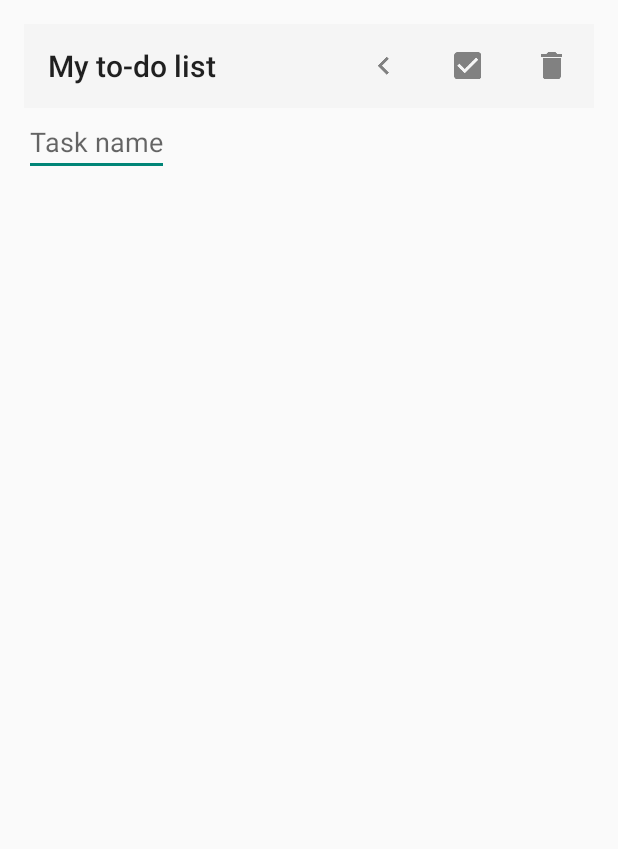
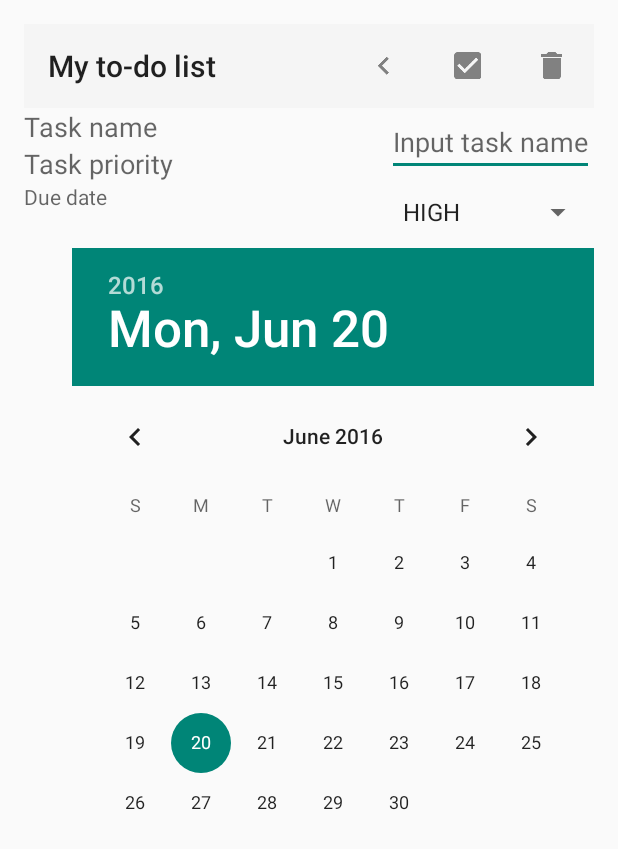
Before and after one commit to Marusya82/Todolist-app-revisited, an Android app: the EditTaskActivity screen opened directly, with no data from a screen before it, on a phone screen of 412 x 824 dp. Shown: the top 849 px of the screen. Run offline under Robolectric (Android 15) with nearby library versions, the phone set to English and light mode, and no system bars; 3 statements that could not run were skipped.

Commit message:
Adding new features

```diff
--- a/app/src/main/java/com/mtanasyuk/justdoit/CustomAlertDialogFragment.java
+++ b/app/src/main/java/com/mtanasyuk/justdoit/CustomAlertDialogFragment.java
@@ -40,7 +40,6 @@ public class CustomAlertDialogFragment extends DialogFragment {
             @Override
             public void onClick(DialogInterface dialog, int which) {
                 listener.onOKButton();
-                // TO-DO: add functionality for delete button
                 dialog.dismiss();
             }
         });
--- a/app/src/main/java/com/mtanasyuk/justdoit/EditTaskActivity.java
+++ b/app/src/main/java/com/mtanasyuk/justdoit/EditTaskActivity.java
@@ -9,13 +9,20 @@ import android.view.Menu;
 import android.view.MenuInflater;
 import android.view.MenuItem;
 import android.view.View;
+import android.widget.ArrayAdapter;
+import android.widget.DatePicker;
 import android.widget.EditText;
+import android.widget.Spinner;
 
 import com.mtanasyuk.justdoit.CustomAlertDialogFragment.CustomAlertListener;
 
 public class EditTaskActivity extends AppCompatActivity implements CustomAlertListener {
 
     EditText etEditTask;
+    Bundle data;
+    Task task;
+    Spinner spinner;
+//    DatePicker datePicker;
 
     @Override
     protected void onCreate(Bundle savedInstanceState) {
@@ -26,11 +33,26 @@ public class EditTaskActivity extends AppCompatActivity implements CustomAlertLi
         Toolbar myToolbar = (Toolbar) findViewById(R.id.my_toolbar);
         setSupportActionBar(myToolbar);
 
-        // get a handle to edit text field
+        // unpack the task
+        data = getIntent().getExtras();
+        task = data.getParcelable("task");
+
+        // get a handle to the fields and set the data
         etEditTask = (EditText) findViewById(R.id.etEditTask);
-        String taskToEdit = getIntent().getStringExtra("taskContent");
-        etEditTask.setText(taskToEdit);
-        etEditTask.setSelection(taskToEdit.length());
+//        datePicker = (DatePicker) findViewById(R.id.datePicker);
+
+        // set the spinner to custom predefined choices
+        spinner = (Spinner) findViewById(R.id.priority_spinner);
+        ArrayAdapter<CharSequence> adapter = ArrayAdapter.createFromResource(this,
+                R.array.priorities_array, android.R.layout.simple_list_item_activated_1);
+        adapter.setDropDownViewResource(android.R.layout.simple_spinner_dropdown_item);
+        spinner.setAdapter(adapter);
+
+        if (etEditTask != null & spinner != null) {
+            etEditTask.setText(task.taskName);
+            etEditTask.setSelection(task.taskName.length());
+//            datePicker.updateDate(task.taskYear, task.taskMonth, task.taskDay);
+        }
     }
 
     public boolean onCreateOptionsMenu(Menu menu) {
@@ -48,12 +70,24 @@ public class EditTaskActivity extends AppCompatActivity implements CustomAlertLi
                 return true;
 
             case R.id.action_save:
-                // save changes, update files
-                // prepare data intent
+                // save changes, prepare data intent
                 Intent data = new Intent();
+                task.taskName = etEditTask.getText().toString();
+                String priority = spinner.getSelectedItem().toString();
+                switch (priority) {
+                    case "HIGH":
+                        task.taskPriority = 0;
+                        break;
+                    case "MEDIUM":
+                        task.taskPriority = 1;
+                        break;
+                    case "LOW":
+                        task.taskPriority = 2;
+                        break;
+                }
                 // pass relevant data back as a result
-                data.putExtra("intent", "edit");
-                data.putExtra("taskEdited", etEditTask.getText().toString());
+                data.putExtra("mode", "edit");
+                data.putExtra("task", task);
                 setResult(RESULT_OK, data);
                 // closes this activity and returns to main activity
                 this.finish();
@@ -79,15 +113,16 @@ public class EditTaskActivity extends AppCompatActivity implements CustomAlertLi
 
     @Override
     public void onOKButton() {
-        // add functionality for delete a task
+        // add functionality to delete a task
         Intent intent = new Intent();
-        intent.putExtra("intent", "delete");
+        intent.putExtra("mode", "delete");
+        intent.putExtra("task", task);
         setResult(RESULT_OK, intent);
         this.finish();
     }
 
     @Override
     public void onCancelButton() {
-        // add functionality for delete a task
+        // empty constructor required to implement interface
     }
 }
--- a/app/src/main/res/layout/activity_edit_task.xml
+++ b/app/src/main/res/layout/activity_edit_task.xml
@@ -2,7 +2,7 @@
 <RelativeLayout xmlns:android="http://schemas.android.com/apk/res/android"
     xmlns:tools="http://schemas.android.com/tools"
     xmlns:app="http://schemas.android.com/apk/res-auto"
-    android:layout_width="match_parent"
+    android:layout_width="wrap_content"
     android:layout_height="match_parent"
     android:paddingBottom="@dimen/activity_vertical_margin"
     android:paddingLeft="@dimen/activity_horizontal_margin"
@@ -19,13 +19,55 @@
         app:popupTheme="@style/ThemeOverlay.AppCompat.Light"/>
         <!--android:elevation="4dp"-->
 
+    <TextView
+        android:layout_width="wrap_content"
+        android:layout_height="wrap_content"
+        android:id="@+id/tvTaskName"
+        android:layout_below="@+id/my_toolbar"
+        android:layout_alignParentLeft="true"
+        android:hint="@string/task_name"
+        android:textAppearance="?android:attr/textAppearanceMedium" />
+
     <EditText
         android:layout_width="wrap_content"
         android:layout_height="wrap_content"
         android:id="@+id/etEditTask"
         android:layout_below="@+id/my_toolbar"
+        android:layout_alignParentRight="true"
+        android:hint="@string/input_task_name"
+        android:textAppearance="?android:attr/textAppearanceMedium" />
+
+    <TextView
+        android:layout_width="wrap_content"
+        android:layout_height="wrap_content"
+        android:id="@+id/tvTaskPrior"
+        android:layout_below="@+id/tvTaskName"
         android:layout_alignParentLeft="true"
-        android:layout_alignParentStart="true"
-        android:hint="@string/task_name" />
+        android:hint="@string/task_priority"
+        android:textAppearance="?android:attr/textAppearanceMedium" />
+
+    <Spinner
+        android:id="@+id/priority_spinner"
+        android:layout_width="wrap_content"
+        android:layout_height="wrap_content"
+        android:layout_alignParentRight="true"
+        android:layout_below="@+id/etEditTask"
+        android:textAppearance="?android:attr/textAppearanceMedium" />
+
+    <TextView
+        android:layout_width="wrap_content"
+        android:layout_height="wrap_content"
+        android:id="@+id/etEditDate"
+        android:layout_below="@+id/tvTaskPrior"
+        android:layout_alignParentLeft="true"
+        android:hint="@string/task_date" />
+
+    <DatePicker
+        android:layout_width="wrap_content"
+        android:layout_height="wrap_content"
+        android:id="@+id/datePicker"
+        android:layout_below="@+id/priority_spinner"
+        android:layout_alignParentRight="true"
+        android:calendarViewShown="false" />
 
 </RelativeLayout>
--- a/app/src/main/res/layout/item_task.xml
+++ b/app/src/main/res/layout/item_task_edit.xml
@@ -1,7 +1,11 @@
 <?xml version="1.0" encoding="utf-8"?>
 <RelativeLayout xmlns:android="http://schemas.android.com/apk/res/android"
     android:layout_width="match_parent"
-    android:layout_height="match_parent">
+    android:layout_height="match_parent"
+    android:paddingBottom="@dimen/activity_vertical_margin"
+    android:paddingLeft="@dimen/activity_horizontal_margin"
+    android:paddingRight="@dimen/activity_horizontal_margin"
+    android:paddingTop="@dimen/activity_vertical_margin" >
 
     <TextView
         android:id="@+id/tvTaskName"
--- a/app/src/main/res/values/strings.xml
+++ b/app/src/main/res/values/strings.xml
@@ -11,8 +11,16 @@
     <string name="action_delete">Delete</string>
     <string name="action_back">Go back</string>
     <string name="task_name">Task name</string>
-    <string name="task_date">Task date</string>
+    <string name="task_date">Due date</string>
     <string name="task_description">Task description</string>
     <string name="task_priority">Task priority</string>
+    <string name="input_task_name">Input task name</string>
+    <string name="input_task_priority">Input task priority</string>
+
+    <string-array name="priorities_array">
+        <item>HIGH</item>
+        <item>MEDIUM</item>
+        <item>LOW</item>
+    </string-array>
 
 </resources>
```
Also changed, not shown: app/src/main/java/com/mtanasyuk/justdoit/CustomComparator.java (added, +15 -0 lines), app/src/main/java/com/mtanasyuk/justdoit/CustomTasksAdapter.java (+17 -2 lines), app/src/main/java/com/mtanasyuk/justdoit/MainActivity.java (+39 -53 lines), app/src/main/java/com/mtanasyuk/justdoit/Task.java (+46 -14 lines), app/src/main/java/com/mtanasyuk/justdoit/TasksDatabaseHelper.java (+97 -71 lines), app/src/main/java/com/mtanasyuk/justdoit/ViewTaskActivity.java (+0 -20 lines), app/src/main/res/layout/item_task_main.xml (added, +27 -0 lines).
